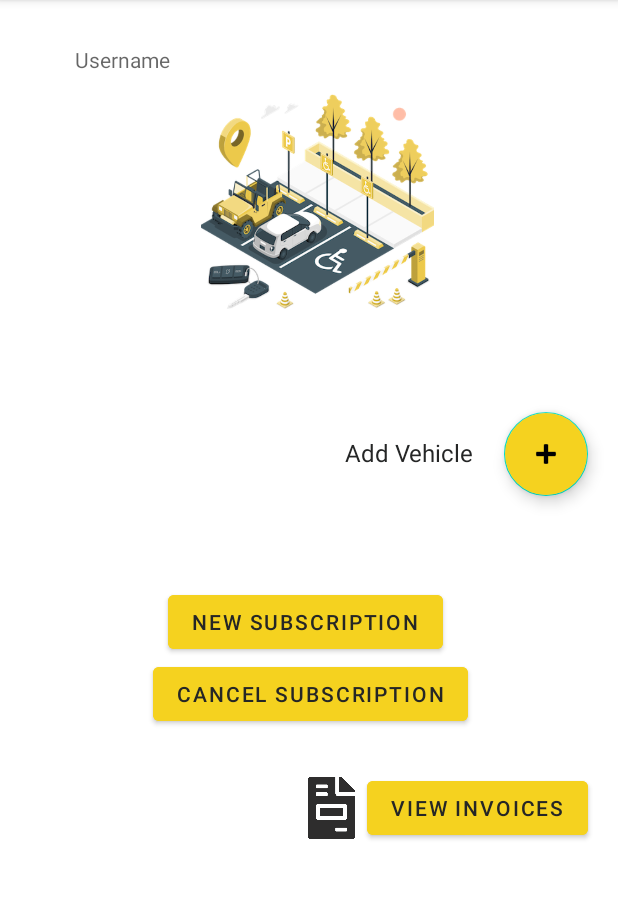
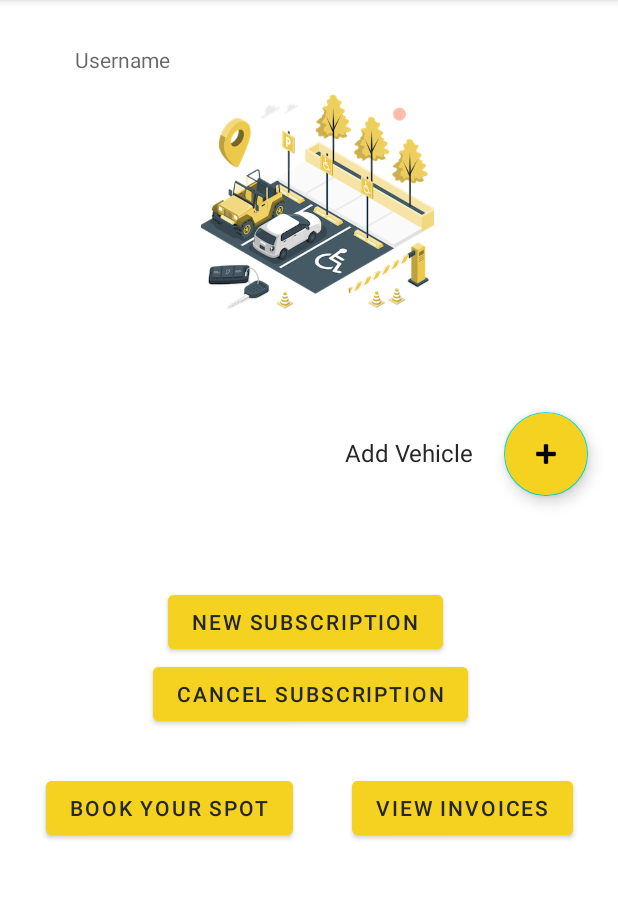
Before and after one commit to leandrofahur/F21G10_SmartParking, an Android app: the ProfileActivity screen opened directly, with no data from a screen before it, on a phone screen of 412 x 824 dp, the part 84-983 px from its top. Run offline under Robolectric (Android 15) with nearby library versions, the phone set to English and light mode, and no system bars.

Commit message:
book your spot btn

```diff
--- a/SmartParking/app/src/main/res/layout/activity_profile.xml
+++ b/SmartParking/app/src/main/res/layout/activity_profile.xml
@@ -107,22 +107,27 @@
         android:layout_width="wrap_content"
         android:layout_height="wrap_content"
         android:layout_marginTop="28dp"
+        android:layout_marginEnd="30dp"
         android:backgroundTint="@color/yellow_500"
         android:text="@string/myInvoicesBtn"
         android:textColor="@color/gray_800"
         app:layout_constraintEnd_toEndOf="parent"
-        app:layout_constraintHorizontal_bias="0.924"
+        app:layout_constraintHorizontal_bias="1.0"
         app:layout_constraintStart_toStartOf="parent"
         app:layout_constraintTop_toBottomOf="@+id/cancelSubscriptionBtn" />
 
-    <ImageView
-        android:id="@+id/imageView3"
-        android:layout_width="31dp"
-        android:layout_height="48dp"
+    <Button
+        android:id="@+id/button"
+        android:layout_width="wrap_content"
+        android:layout_height="wrap_content"
+        android:layout_marginStart="30dp"
         android:layout_marginTop="28dp"
-        android:layout_marginEnd="8dp"
+        android:backgroundTint="@color/yellow_500"
+        android:text="@string/txtViewSpot"
+        android:textColor="@color/gray_800"
         app:layout_constraintEnd_toStartOf="@+id/viewInvoiceBtn"
-        app:layout_constraintTop_toBottomOf="@+id/cancelSubscriptionBtn"
-        app:srcCompat="@drawable/invoicegray" />
+        app:layout_constraintHorizontal_bias="0.012"
+        app:layout_constraintStart_toStartOf="parent"
+        app:layout_constraintTop_toBottomOf="@+id/cancelSubscriptionBtn" />
 
 </androidx.constraintlayout.widget.ConstraintLayout>
--- a/SmartParking/app/src/main/res/values/strings.xml
+++ b/SmartParking/app/src/main/res/values/strings.xml
@@ -40,4 +40,5 @@
     <string name="txtViewCar">Car</string>
     <string name="txtViewBike">Bike</string>
     <string name="txtViewVan">Van</string>
+    <string name="txtViewSpot">Book Your Spot</string>
 </resources>
```
